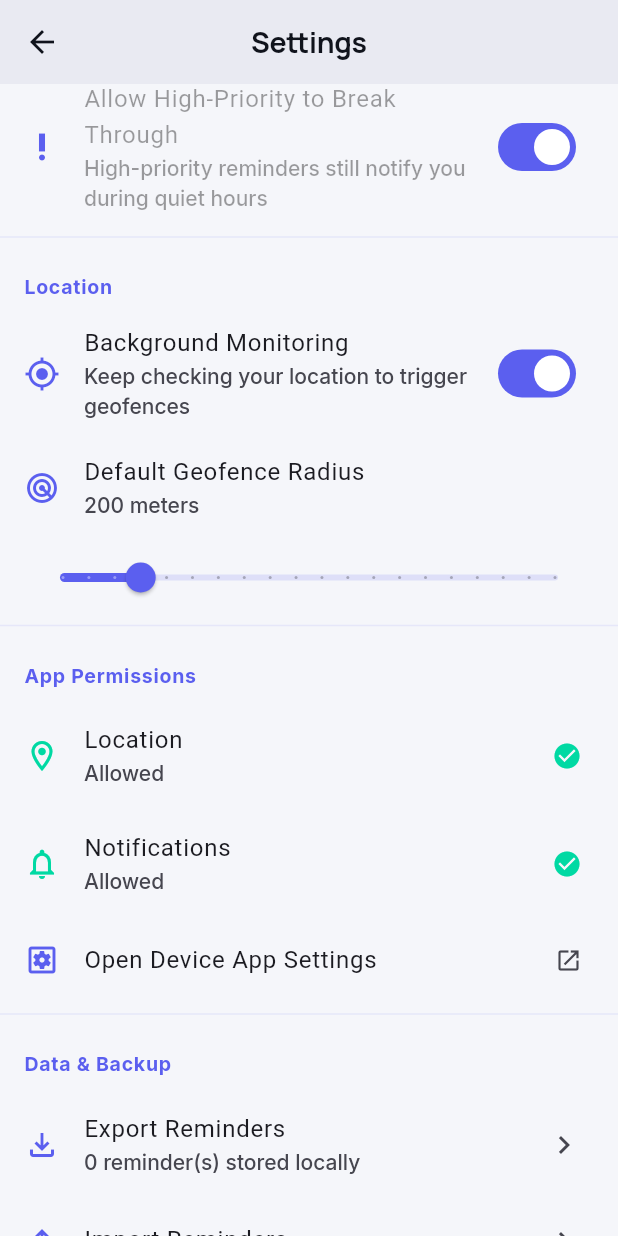
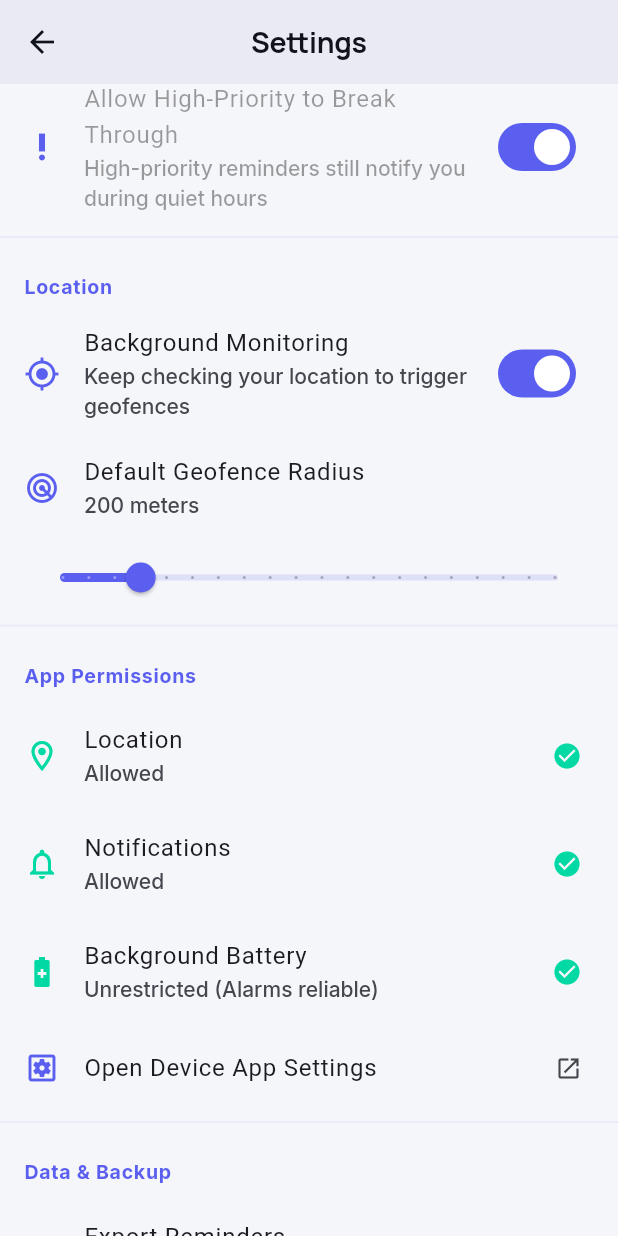
Before and after one commit to TheOrionGD/SmartSpot, a Flutter app: the SettingsScreen screen opened directly, scrolled down 576 dp, after a tap on "Notifications", on a phone screen of 412 x 824 dp. Run offline on Flutter 3.47's test engine with Material 3 defaults, Android fonts, the light colour scheme and no system bars; our stand-ins replace fl_chart, flutter_local_notifications, flutter_map, flutter_timezone, geocoding, geolocator and 8 more; missing offline and left inert: dart:html; accounts and stored records are empty; network calls fail.

Commit message:
Release v4.3.5: Fix background alarm notifications, add mobile constraints, update version

```diff
--- a/lib/screens/profile_screen.dart
+++ b/lib/screens/profile_screen.dart
@@ -643,7 +643,7 @@ class ProfileScreen extends StatelessWidget {
                           showAboutDialog(
                             context: context,
                             applicationName: 'SmartSpot',
-                            applicationVersion: '1.0.0',
+                            applicationVersion: '4.3.5',
                             applicationLegalese: 'Location-Based Smart Reminder Application',
                           );
                         },
--- a/lib/screens/settings_screen.dart
+++ b/lib/screens/settings_screen.dart
@@ -20,6 +20,7 @@ class SettingsScreen extends StatefulWidget {
 class _SettingsScreenState extends State<SettingsScreen> {
   bool? _locationGranted;
   bool? _notificationGranted;
+  bool? _batteryUnrestricted;
   bool _testingNotification = false;
 
   @override
@@ -31,10 +32,12 @@ class _SettingsScreenState extends State<SettingsScreen> {
   Future<void> _refreshPermissionStatus() async {
     final location = await PermissionHelper.hasLocationPermission();
     final notification = await PermissionHelper.hasNotificationPermission();
+    final battery = await Permission.ignoreBatteryOptimizations.isGranted;
     if (mounted) {
       setState(() {
         _locationGranted = location;
         _notificationGranted = notification;
+        _batteryUnrestricted = battery;
       });
     }
   }
@@ -273,6 +276,25 @@ class _SettingsScreenState extends State<SettingsScreen> {
             },
           ),
           ListTile(
+            leading: Icon(
+              Icons.battery_saver_outlined,
+              color: _batteryUnrestricted == true ? AppColors.success : Colors.grey,
+            ),
+            title: const Text('Background Battery'),
+            subtitle: Text(_batteryUnrestricted == null
+                ? 'Checking…'
+                : _batteryUnrestricted!
+                    ? 'Unrestricted (Alarms reliable)'
+                    : 'Optimized — tap to allow unrestricted'),
+            trailing: _batteryUnrestricted == true
+                ? const Icon(Icons.check_circle, color: AppColors.success, size: 20)
+                : const Icon(Icons.chevron_right),
+            onTap: () async {
+              await PermissionHelper.requestIgnoreBatteryOptimizations(context);
+              _refreshPermissionStatus();
+            },
+          ),
+          ListTile(
             leading: const Icon(Icons.settings_applications_outlined, color: AppColors.primary),
             title: const Text('Open Device App Settings'),
             trailing: const Icon(Icons.open_in_new, size: 18),
@@ -341,7 +363,7 @@ class _SettingsScreenState extends State<SettingsScreen> {
           const ListTile(
             leading: Icon(Icons.info_outline),
             title: Text('App Version'),
-            subtitle: Text('1.0.0'),
+            subtitle: Text('4.3.5'),
           ),
           const SizedBox(height: 24),
         ],
--- a/lib/utils/permission_helper.dart
+++ b/lib/utils/permission_helper.dart
@@ -123,6 +123,16 @@ class PermissionHelper {
 
     status = await Permission.notification.request();
 
+    // Also request exact alarm permission on Android 12+ so alarms can wake the device when closed
+    if (defaultTargetPlatform == TargetPlatform.android) {
+      try {
+        final alarmStatus = await Permission.scheduleExactAlarm.status;
+        if (!alarmStatus.isGranted) {
+          await Permission.scheduleExactAlarm.request();
+        }
+      } catch (_) {}
+    }
+
     if (status.isPermanentlyDenied) {
       if (context.mounted) {
         _showOpenSettingsDialog(
@@ -204,6 +214,30 @@ class PermissionHelper {
         permission == LocationPermission.always;
   }
 
+  /// Requests exemption from battery optimizations on Android so background
+  /// alarms and location tracking are not killed when the app is closed.
+  static Future<bool> requestIgnoreBatteryOptimizations(BuildContext context) async {
+    if (kIsWeb || defaultTargetPlatform != TargetPlatform.android) return true;
+
+    final status = await Permission.ignoreBatteryOptimizations.status;
+    if (status.isGranted) return true;
+
+    if (!context.mounted) return false;
+
+    final shouldProceed = await _showRationale(
+      context: context,
+      icon: Icons.battery_charging_full_rounded,
+      title: 'Unrestricted Background Battery',
+      message:
+          'To ensure reminder alarms trigger reliably when the app is closed or '
+          'phone is locked, please allow SmartSpot to run without battery restrictions.',
+    );
+    if (!shouldProceed || !context.mounted) return false;
+
+    final result = await Permission.ignoreBatteryOptimizations.request();
+    return result.isGranted;
+  }
+
   /// Requests all runtime permissions sequentially (Location, Background Location, Notifications).
   static Future<void> requestAll(BuildContext context) async {
     final hasLoc = await requestLocationPermission(context);
@@ -212,6 +246,9 @@ class PermissionHelper {
     }
     if (context.mounted) {
       await requestNotificationPermission(context);
+    }
+    if (context.mounted && !kIsWeb && defaultTargetPlatform == TargetPlatform.android) {
+      await requestIgnoreBatteryOptimizations(context);
     }
   }
 
--- a/pubspec.yaml
+++ b/pubspec.yaml
@@ -2,7 +2,7 @@ name: smartspot
 description: "SmartSpot - Location-Based Reminder App (Phase 1)"
 publish_to: 'none'
 
-version: 1.6.0+4
+version: 4.3.5+5
 
 environment:
   sdk: '>=3.0.0 <4.0.0'
```
Also changed, not shown: lib/main.dart (+15 -0 lines), lib/providers/reminder_provider.dart (+18 -0 lines), lib/services/notification_service.dart (+43 -11 lines), 1 other file.
